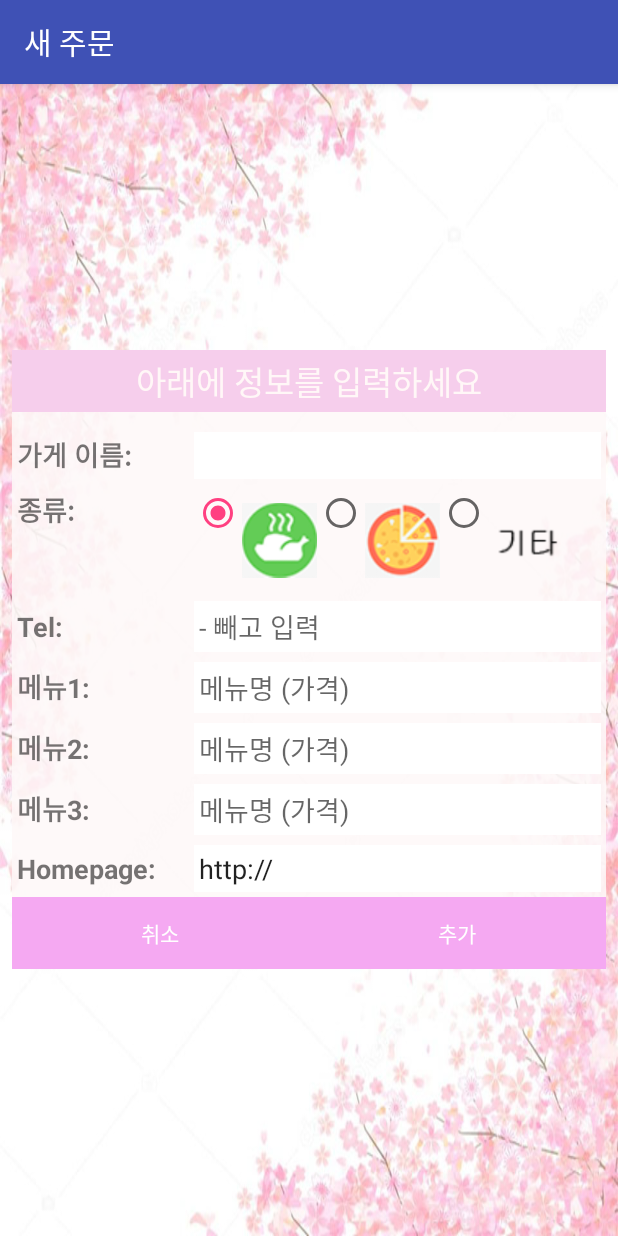
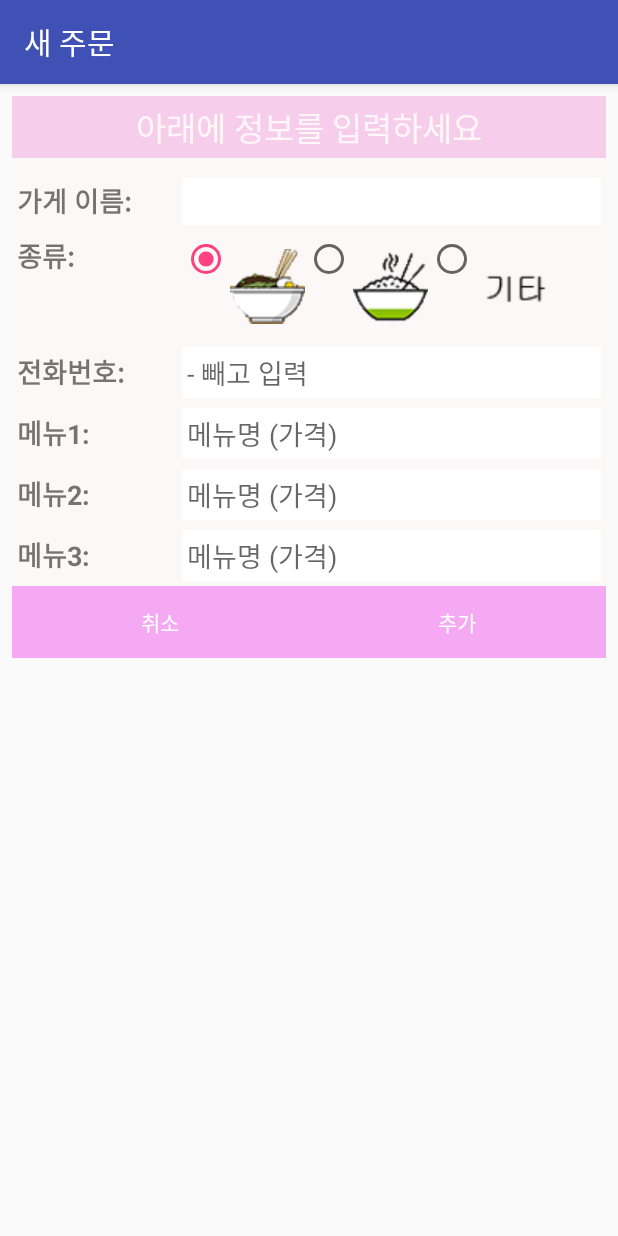
Before and after one commit to dlwmznzl1/Resturant-information-system, an Android app: the screen it shows after launch (Main2Activity), after a tap on "맛집 추가", on a phone screen of 412 x 824 dp. Run offline under Robolectric (Android 15) with nearby library versions, the phone set to English and light mode, and no system bars.

```diff
--- a/Food/app/src/main/java/com/hsc/ghfwm/food/Main2Activity.java
+++ b/Food/app/src/main/java/com/hsc/ghfwm/food/Main2Activity.java
@@ -15,9 +15,9 @@ import java.sql.Date;
 
 public class Main2Activity extends AppCompatActivity
 {
-    EditText etname,ettel,etmenu1,etmenu2,etmenu3,etaddr;
+    EditText etname,ettel,etmenu1,etmenu2,etmenu3;
     RadioButton rb1,rb2,rb3;
-    Restaurant res;
+    rest res;
 
     @Override
     protected void onCreate(Bundle savedInstanceState)
@@ -29,7 +29,6 @@ public class Main2Activity extends AppCompatActivity
         etmenu1 = (EditText)findViewById(R.id.etmenu1);
         etmenu2 = (EditText)findViewById(R.id.etmenu2);
         etmenu3 = (EditText)findViewById(R.id.etmenu3);
-        etaddr = (EditText)findViewById(R.id.etaddr);
         rb1 = (RadioButton)findViewById(R.id.radio1);
         rb2 = (RadioButton)findViewById(R.id.radio2);
         rb3 = (RadioButton)findViewById(R.id.radio3);
@@ -74,10 +73,7 @@ public class Main2Activity extends AppCompatActivity
 
     public void setcategory(int n)
     {
-        res = new Restaurant(etname.getText().toString(),
-                ettel.getText().toString(),
-                etaddr.getText().toString(),
-                n);
+        res = new rest(etname.getText().toString(), ettel.getText().toString(),n);
     }
 
     @RequiresApi(api = Build.VERSION_CODES.N)
--- a/Food/app/src/main/java/com/hsc/ghfwm/food/MainActivity.java
+++ b/Food/app/src/main/java/com/hsc/ghfwm/food/MainActivity.java
@@ -20,7 +20,7 @@ public class MainActivity extends AppCompatActivity
 {
     ArrayList<String> resturantdata = new ArrayList<String>();
     ArrayAdapter<String> Adapter;
-    ArrayList<Restaurant> resturantlist = new ArrayList<Restaurant>();
+    ArrayList<rest> resturantlist = new ArrayList<rest>();
     ListView listview;
     final int RESTURANT_INFO = 21;
     final int NEW_RESTURANT = 22;
@@ -45,24 +45,20 @@ public class MainActivity extends AppCompatActivity
     }
     public void setListView()
     {
-        listview = (ListView)findViewById(R.id.listview);
+        listview = (ListView)findViewById(R.id.list);
 
-        //데이터를 만들고
-        //data.add("무언가");
-
-        //어댑터 만듬
         Adapter = new ArrayAdapter<String>(this,android.R.layout.simple_list_item_1,resturantdata);
         listview.setAdapter(Adapter);
 
-        //꾹 눌렀을때 삭제
+
         listview.setOnItemLongClickListener(new AdapterView.OnItemLongClickListener() {
             @Override
             public boolean onItemLongClick(AdapterView<?> parent, final View view, final int position, long id) {
 
-                //정보를 삭제하는지 묻는 대화상자 나타남
+
                 AlertDialog.Builder dlg = new AlertDialog.Builder(view.getContext());
                 dlg.setTitle("삭제확인")
-                        .setIcon(R.drawable.potato)
+                        .setIcon(R.drawable.icon2)
                         .setMessage("선택한 맛집을 정말 삭제하시겠습니까?")
                         .setNegativeButton("취소",null)
                         .setPositiveButton("확인", new DialogInterface.OnClickListener() {
@@ -82,13 +78,13 @@ public class MainActivity extends AppCompatActivity
             }
         });
 
-        //클릭시 상세정보가 나타남
+
         listview.setOnItemClickListener(new AdapterView.OnItemClickListener() {
             @Override
             public void onItemClick(AdapterView<?> parent, View view, int position, long id)
             {
                 Intent intent = new Intent(MainActivity.this,Main3Activity.class);
-                Restaurant res = resturantlist.get(position);
+                rest res = resturantlist.get(position);
                 intent.putExtra("식당 정보",res);
                 startActivity(intent);
 
@@ -104,7 +100,7 @@ public class MainActivity extends AppCompatActivity
         {
             if(resultCode == RESULT_OK)
             {
-                Restaurant res = data.getParcelableExtra("새로운 맛집"); //새 레스토랑 받아옴
+                rest res = data.getParcelableExtra("새로운 맛집");
                 resturantdata.add(res.getName());
                 resturantlist.add(res);
                 Adapter.notifyDataSetChanged();
--- a/Food/app/src/main/res/layout/activity_main2.xml
+++ b/Food/app/src/main/res/layout/activity_main2.xml
@@ -1,13 +1,12 @@
 <?xml version="1.0" encoding="utf-8"?>
 <LinearLayout xmlns:android="http://schemas.android.com/apk/res/android"
     xmlns:tools="http://schemas.android.com/tools"
-    android:background="@drawable/rest"
     android:id="@+id/activity_main2"
     android:layout_width="match_parent"
     android:layout_height="match_parent"
     android:orientation="vertical"
     android:padding="8dp"
-    android:gravity="center"
+
     >
     <TableLayout
         android:background="#ddfef8f8"
@@ -66,7 +65,7 @@
                 <ImageView
                     android:layout_width="50dp"
                     android:layout_height="68dp"
-                    android:src="@drawable/chicken" />
+                    android:src="@drawable/noddle" />
                 <RadioButton
                     android:id="@+id/radio2"
                     android:layout_width="wrap_content"
@@ -74,7 +73,7 @@
                 <ImageView
                     android:layout_width="50dp"
                     android:layout_height="68dp"
-                    android:src="@drawable/pizza" />
+                    android:src="@drawable/rice" />
                 <RadioButton
                     android:id="@+id/radio3"
                     android:layout_width="wrap_content"
@@ -91,7 +90,7 @@
                 android:layout_width="wrap_content"
                 android:layout_height="wrap_content"
                 android:layout_weight="1"
-                android:text="Tel:"
+                android:text="전화번호:"
                 android:textSize="18dp" />
             <EditText
                 android:id="@+id/ettel"
@@ -153,23 +152,7 @@
                 android:hint="메뉴명 (가격)"
                 android:padding="3dp" />
         </TableRow>
-        <TableRow android:padding="3dp">
-            <TextView
-                android:textStyle="bold"
-                android:layout_width="wrap_content"
-                android:layout_height="wrap_content"
-                android:layout_weight="1"
-                android:text="Homepage:"
-                android:textSize="18dp" />
-            <EditText
-                android:id="@+id/etaddr"
-                android:layout_width="wrap_content"
-                android:layout_height="wrap_content"
-                android:layout_weight="1"
-                android:text="http://"
-                android:background="#ffffff"
-                android:padding="3dp" />
-        </TableRow>
+
     </TableLayout>
     <LinearLayout
         android:layout_width="match_parent"
```
Also changed, not shown: Food/app/src/main/java/com/hsc/ghfwm/food/Main3Activity.java (+6 -12 lines), Food/app/src/main/java/com/hsc/ghfwm/food/rest.java (renamed from Food/app/src/main/java/com/hsc/ghfwm/food/Restaurant.java, +8 -22 lines), Food/app/src/main/res/layout/activity_main.xml (+4 -5 lines), Food/app/src/main/res/layout/activity_main3.xml (+8 -33 lines), Food/app/src/main/res/drawable-v24/chicken.png (deleted), Food/app/src/main/res/drawable-v24/icon2.png (renamed from Food/app/src/main/res/drawable-v24/potato.png), Food/app/src/main/res/drawable-v24/menupan.jpg (deleted), Food/app/src/main/res/drawable-v24/pizza.png (deleted), Food/app/src/main/res/drawable-v24/rest.jpg (deleted), Food/app/src/main/res/drawable/noddle.png (added), Food/app/src/main/res/drawable/rice.png (added).
